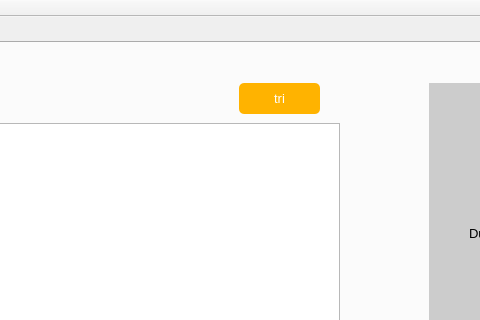
This is mainwindow.ui in khaznaji/ProjetQT as Qt 5 draws it before an edit; both pictures show x 213 to 693 and y 0 to 320 of the 1137 by 734 pixel window. The edited form follows.
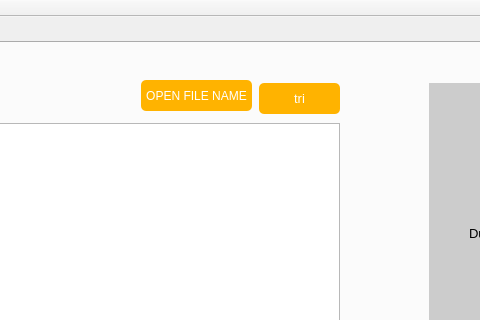
This is the edited form. The open tabs and pages were chosen to show the change. Icons and pictures are not drawn.

What changed in the file:
```diff
--- a/mainwindow.ui
+++ b/mainwindow.ui
@@ -3052,7 +3052,7 @@
        <widget class="QPushButton" name="pb_tri_2">
         <property name="geometry">
          <rect>
-          <x>450</x>
+          <x>470</x>
           <y>40</y>
           <width>81</width>
           <height>31</height>
@@ -3716,6 +3716,76 @@
          <string/>
         </property>
        </widget>
+       <widget class="QPushButton" name="pushButton_24">
+        <property name="geometry">
+         <rect>
+          <x>352</x>
+          <y>37</y>
+          <width>111</width>
+          <height>31</height>
+         </rect>
+        </property>
+        <property name="styleSheet">
+         <string notr="true">QPushButton {
+
+padding: 1px;
+
+border-style: solid;
+
+border: 2px solid gray;
+
+border-radius: 8px;
+
+background-color: rgb(170, 150, 123);
+
+border:2px solid #000;
+
+}
+
+QPushButton {
+
+     color: #fff !important;
+
+
+
+text-decoration: none;
+
+background: #ffb300;
+
+
+
+border-radius: 5px;
+
+display: inline-block;
+
+border: none;
+
+transition: all 0.4s ease 0s;
+
+ }
+
+ QPushButton:hover {
+
+     background: #ffcc00;
+
+	background-color: ;
+
+letter-spacing: 1px;
+
+-webkit-box-shadow: 0px 5px 40px -10px rgba(0,0,0,0.57);
+
+-moz-box-shadow: 0px 5px 40px -10px rgba(0,0,0,0.57);
+
+box-shadow: 5px 40px -10px rgba(0,0,0,0.57);
+
+transition: all 0.4s ease 0s;
+
+ }</string>
+        </property>
+        <property name="text">
+         <string>OPEN FILE NAME</string>
+        </property>
+       </widget>
       </widget>
      </widget>
     </widget>
```
Left out of the diff: 75 changed lines with no effect on the pictures.
